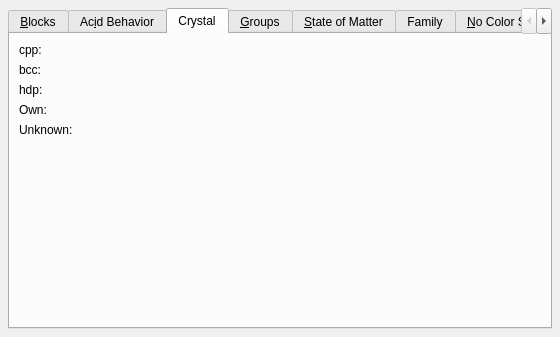
The window that src/settings_colors.ui (KDE/kalzium) describes before a commit, drawn with Qt 5.
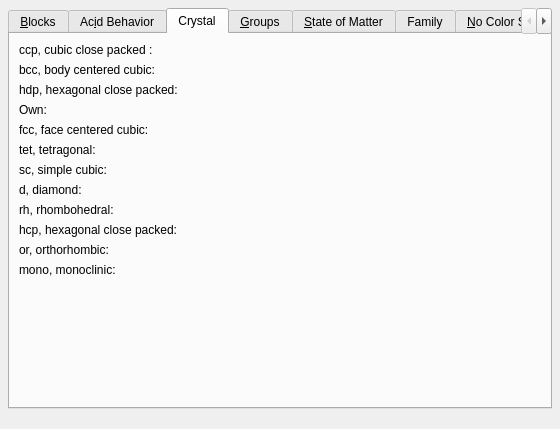
The same window after the commit. The open tabs and pages were chosen to show the change. Custom widgets are drawn as their Qt base class.

Commit message: * Adopt to the new datastuff * Adding the 6 new crystallclasses to the configfiles (dialog and kcfg)

```diff
--- a/src/settings_colors.ui
+++ b/src/settings_colors.ui
@@ -9,7 +9,7 @@
     <x>0</x>
     <y>0</y>
     <width>560</width>
-    <height>337</height>
+    <height>429</height>
    </rect>
   </property>
   <property name="windowTitle" >
@@ -21,7 +21,7 @@
      <x>8</x>
      <y>8</y>
      <width>544</width>
-     <height>321</height>
+     <height>401</height>
     </rect>
    </property>
    <widget class="QWidget" name="tab" >
@@ -247,7 +247,7 @@
      <property name="spacing" >
       <number>6</number>
      </property>
-     <item row="4" column="0" >
+     <item row="11" column="0" >
       <layout class="QHBoxLayout" >
        <property name="margin" >
         <number>0</number>
@@ -256,9 +256,9 @@
         <number>6</number>
        </property>
        <item>
-        <widget class="QLabel" name="textLabel13_6" >
+        <widget class="QLabel" name="textLabel13_12" >
          <property name="text" >
-          <string>Unknown:</string>
+          <string>mono, monoclinic:</string>
          </property>
         </widget>
        </item>
@@ -267,6 +267,59 @@
        </item>
       </layout>
      </item>
+     <item row="10" column="0" >
+      <layout class="QHBoxLayout" >
+       <property name="margin" >
+        <number>0</number>
+       </property>
+       <property name="spacing" >
+        <number>6</number>
+       </property>
+       <item>
+        <widget class="QLabel" name="textLabel13_13" >
+         <property name="text" >
+          <string>or, orthorhombic:</string>
+         </property>
+        </widget>
+       </item>
+       <item>
+        <widget class="KColorButton" name="kcfg_crystal_or" />
+       </item>
+      </layout>
+     </item>
+     <item row="0" column="0" >
+      <layout class="QHBoxLayout" >
+       <property name="margin" >
+        <number>0</number>
+       </property>
+       <property name="spacing" >
+        <number>6</number>
+       </property>
+       <item>
+        <widget class="QLabel" name="textLabel13_2" >
+         <property name="text" >
+          <string>ccp, cubic close packed :</string>
+         </property>
+        </widget>
+       </item>
+       <item>
+        <widget class="KColorButton" name="kcfg_crystal_ccp" />
+       </item>
+      </layout>
+     </item>
+     <item row="12" column="0" >
+      <spacer>
+       <property name="orientation" >
+        <enum>Qt::Vertical</enum>
+       </property>
+       <property name="sizeHint" >
+        <size>
+         <width>20</width>
+         <height>40</height>
+        </size>
+       </property>
+      </spacer>
+     </item>
      <item row="1" column="0" >
       <layout class="QHBoxLayout" >
        <property name="margin" >
@@ -278,7 +331,7 @@
        <item>
         <widget class="QLabel" name="textLabel13_5" >
          <property name="text" >
-          <string>bcc:</string>
+          <string>bcc, body centered cubic:</string>
          </property>
         </widget>
        </item>
@@ -318,7 +371,7 @@
        <item>
         <widget class="QLabel" name="textLabel13_3" >
          <property name="text" >
-          <string>hdp:</string>
+          <string>hdp, hexagonal close packed:</string>
          </property>
         </widget>
        </item>
@@ -327,7 +380,7 @@
        </item>
       </layout>
      </item>
-     <item row="0" column="0" >
+     <item row="4" column="0" >
       <layout class="QHBoxLayout" >
        <property name="margin" >
         <number>0</number>
@@ -336,9 +389,9 @@
         <number>6</number>
        </property>
        <item>
-        <widget class="QLabel" name="textLabel13_2" >
+        <widget class="QLabel" name="textLabel13_6" >
          <property name="text" >
-          <string>cpp:</string>
+          <string>fcc, face centered cubic:</string>
          </property>
         </widget>
        </item>
@@ -348,17 +401,104 @@
       </layout>
      </item>
      <item row="5" column="0" >
-      <spacer>
-       <property name="orientation" >
-        <enum>Qt::Vertical</enum>
+      <layout class="QHBoxLayout" >
+       <property name="margin" >
+        <number>0</number>
        </property>
-       <property name="sizeHint" >
-        <size>
-         <width>20</width>
-         <height>40</height>
-        </size>
+       <property name="spacing" >
+        <number>6</number>
        </property>
-      </spacer>
+       <item>
+        <widget class="QLabel" name="textLabel13_11" >
+         <property name="text" >
+          <string>tet, tetragonal:</string>
+         </property>
+        </widget>
+       </item>
+       <item>
+        <widget class="KColorButton" name="kcfg_crystal_tet" />
+       </item>
+      </layout>
+     </item>
+     <item row="6" column="0" >
+      <layout class="QHBoxLayout" >
+       <property name="margin" >
+        <number>0</number>
+       </property>
+       <property name="spacing" >
+        <number>6</number>
+       </property>
+       <item>
+        <widget class="QLabel" name="textLabel13_10" >
+         <property name="text" >
+          <string>sc, simple cubic:</string>
+         </property>
+        </widget>
+       </item>
+       <item>
+        <widget class="KColorButton" name="kcfg_crystal_sc" />
+       </item>
+      </layout>
+     </item>
+     <item row="7" column="0" >
+      <layout class="QHBoxLayout" >
+       <property name="margin" >
+        <number>0</number>
+       </property>
+       <property name="spacing" >
+        <number>6</number>
+       </property>
+       <item>
+        <widget class="QLabel" name="textLabel13_9" >
+         <property name="text" >
+          <string>d, diamond:</string>
+         </property>
+        </widget>
+       </item>
+       <item>
+        <widget class="KColorButton" name="kcfg_crystal_d" />
+       </item>
+      </layout>
+     </item>
+     <item row="8" column="0" >
+      <layout class="QHBoxLayout" >
+       <property name="margin" >
+        <number>0</number>
+       </property>
+       <property name="spacing" >
+        <number>6</number>
+       </property>
+       <item>
+        <widget class="QLabel" name="textLabel13_8" >
+         <property name="text" >
+          <string>rh, rhombohedral:</string>
+         </property>
+        </widget>
+       </item>
+       <item>
+        <widget class="KColorButton" name="kcfg_crystal_rh" />
+       </item>
+      </layout>
+     </item>
+     <item row="9" column="0" >
+      <layout class="QHBoxLayout" >
+       <property name="margin" >
+        <number>0</number>
+       </property>
+       <property name="spacing" >
+        <number>6</number>
+       </property>
+       <item>
+        <widget class="QLabel" name="textLabel13_7" >
+         <property name="text" >
+          <string>hcp, hexagonal close packed:</string>
+         </property>
+        </widget>
+       </item>
+       <item>
+        <widget class="KColorButton" name="kcfg_crystal_hcp" />
+       </item>
+      </layout>
      </item>
     </layout>
    </widget>
```
Left out of the diff: 4 changed lines with no effect on the pictures. The commit also changes 2 other files.
